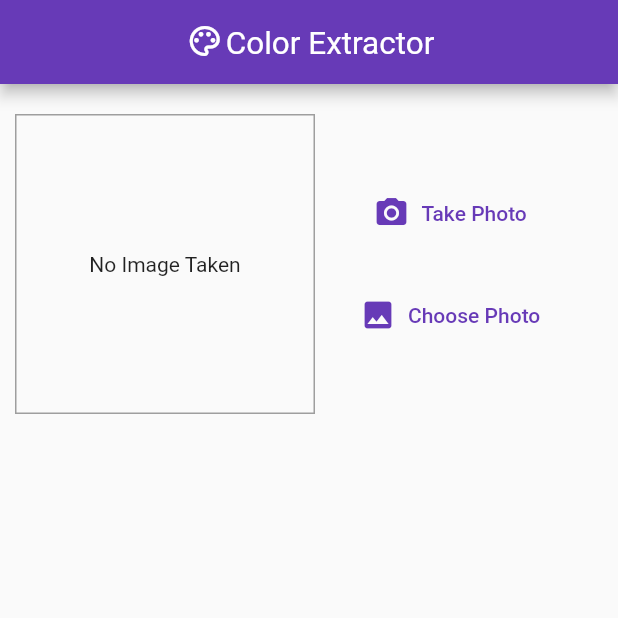
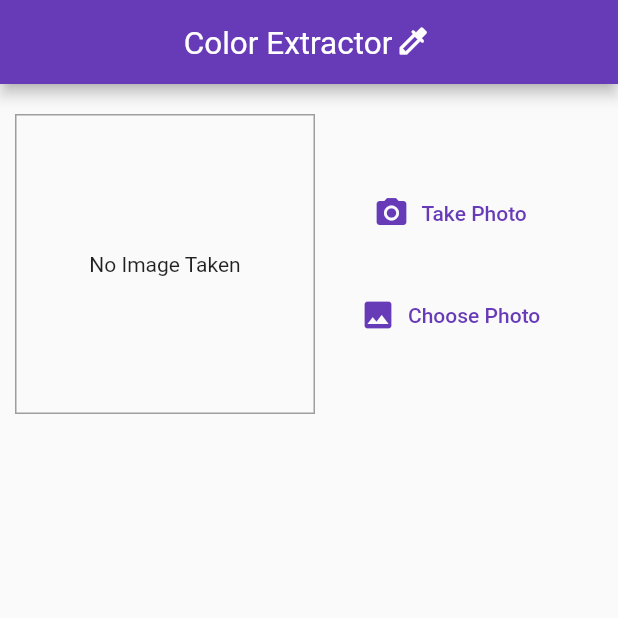
Before and after one commit to LRS4/colorextractor, a Flutter app: the screen it shows after launch, on a phone screen of 412 x 824 dp, the top half of it. Run offline on Flutter 3.47's test engine with Material 2 defaults, Android fonts, the phone set to English and light mode, and no system bars; our stand-ins replace image_picker, palette_generator.

Commit message:
Move title icon

```diff
--- a/lib/palette_screen.dart
+++ b/lib/palette_screen.dart
@@ -20,17 +20,17 @@ class _ShowPaletteScreenState extends State<ShowPaletteScreen> {
           title: RichText(
             text: TextSpan(
               children: [
-                WidgetSpan(
-                  child: Padding(
-                    padding: const EdgeInsets.symmetric(horizontal: 2.0),
-                    child: Icon(Icons.palette_outlined)
-                  ),
-                ),
                 TextSpan(
                   text: 'Color Extractor',
                   style: TextStyle(
                     fontSize: 21
                   )
+                ),
+                WidgetSpan(
+                  child: Padding(
+                    padding: const EdgeInsets.symmetric(horizontal: 2.0),
+                    child: Icon(Icons.colorize_rounded)
+                  ),
                 ),
               ],
             ),
```
